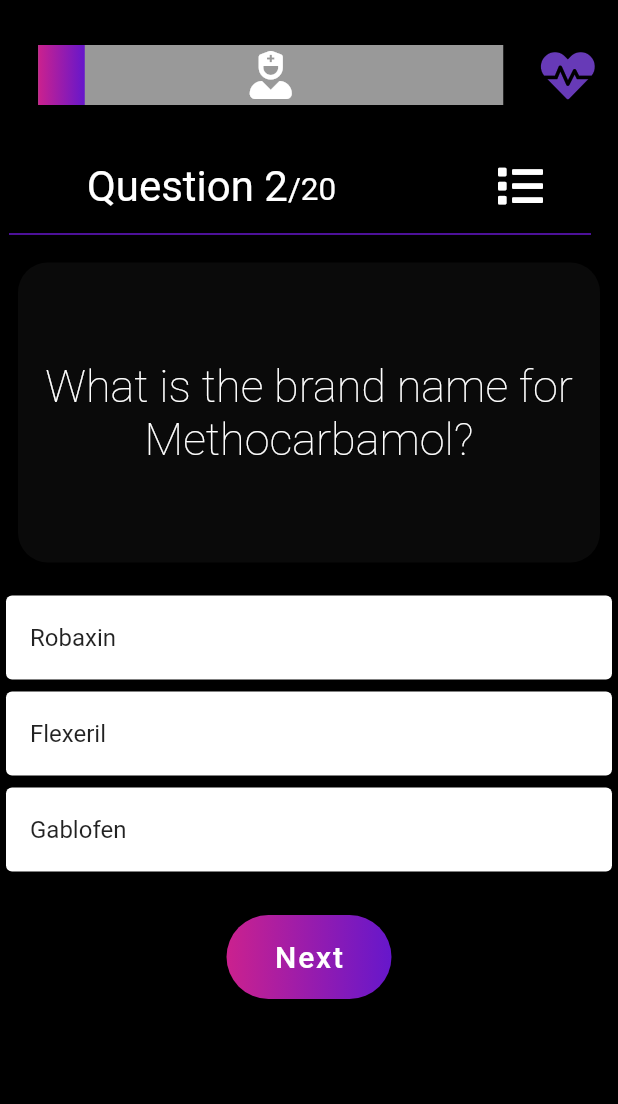
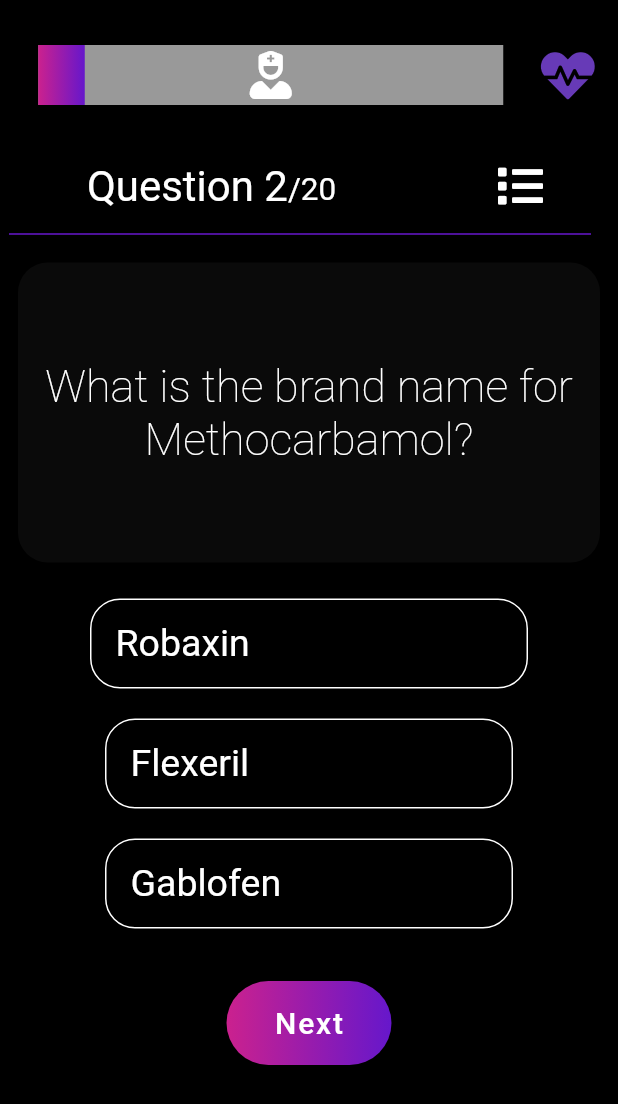
Before and after one commit to kingpush37/pharmu, a Flutter app: the screen it shows after launch, after a tap on "Next", on a phone screen of 412 x 824 dp. Shown: the top 1104 px of the screen. Run offline on Flutter 3.47's test engine with Material 2 defaults, Android fonts, the phone set to English and light mode, and no system bars; drawn by our look-alikes of percent_indicator; our stand-ins replace font_awesome_flutter, google_fonts; Roboto replaces fonts that are missing (Prompt).

Commit message:
refactored quiz questions

```diff
--- a/lib/constants.dart
+++ b/lib/constants.dart
@@ -1,4 +1,28 @@
 import 'package:flutter/material.dart';
+import 'quiz_page.dart';
+import 'package:google_fonts/google_fonts.dart';
+import 'package:font_awesome_flutter/font_awesome_flutter.dart';
 
 const Color kActiveColor = Colors.deepPurple;
 const Color kInactiveColor = Colors.purpleAccent;
+
+Widget customRow = Row(
+mainAxisAlignment: MainAxisAlignment.spaceBetween,
+children: <Widget>[
+Text(
+'text',
+style: GoogleFonts.prompt(
+color: Colors.white,
+fontSize: 20.0,
+),
+),
+IconButton(
+iconSize: 30.0,
+icon: FaIcon(
+Icons.check_circle,
+color: Colors.white //question == Question.ONE ? kActiveColor : kInactiveColor,
+),
+onPressed: null,
+),
+],
+);
--- a/lib/question_database.dart
+++ b/lib/question_database.dart
@@ -1,4 +1,6 @@
 
+
+import 'dart:math';
 
 import 'package:pharm_u/questions.dart';
 
@@ -38,7 +40,7 @@ class QuestionDatabase {
 
   List getAnswer() {
     var list = [_questionBank[count].questionAnswer, _questionBank[count + 1].questionAnswer, _questionBank[count + 2].questionAnswer];
-    list.shuffle();
+    list.shuffle(Random());
     return list;
   }
 
--- a/lib/quiz_page.dart
+++ b/lib/quiz_page.dart
@@ -24,7 +24,7 @@ class QuizPage extends StatefulWidget {
   var count = 1;
   var points = 2;
 
-  Question question;
+ String question;
   Shuffle answer;
 
 
@@ -41,10 +41,13 @@ class QuizPage extends StatefulWidget {
     THIRD,
   }
 
-
+Shuffle shuffle;
 
 class _QuizPageState extends State<QuizPage> {
+  Color selectedColor;
+  bool isSelected = false;
   var getAnswer;
+
 
   @override
   void initState() {
@@ -167,23 +170,90 @@ void answerList() {
               ),
             ),
             SizedBox(
-              height: 6.0,
+              height: 2.0,
             ),
-            Column(
-              children: <Widget>[
-                ListView.builder(
-                  shrinkWrap: true,
-                  itemCount: getAnswer.length,
-                  itemBuilder: (context, index) {
-                    return Card(
-                      child: ListTile(
-                        title: Text(getAnswer[index]),
-                      ),
-                    );
-                  },
-                ),
-              ],
+           /***********
+           * Answers wont work
+            **********/
+            Container(
+              alignment: Alignment.center,
+              margin: EdgeInsets.symmetric(vertical: 10.0, horizontal: 60.0),
+              height: 60.0,
+              decoration: BoxDecoration(
+                border: Border.all(
+                    color: Colors.white, width: 1.0, style: BorderStyle.solid),
+                borderRadius: BorderRadius.circular(20.0),
+              ),
+              child: RadioListTile<Shuffle>(
+                controlAffinity: ListTileControlAffinity.trailing,
+                activeColor: Colors.deepPurpleAccent,
+                  title: Text(getAnswer[0],
+                    //textAlign: TextAlign.center,
+                    style: GoogleFonts.prompt(
+                      color: Colors.white,
+                      fontSize: 25.0,
+                    ),
+                  ),
+                  value: Shuffle.FIRST,
+                  groupValue: shuffle,
+                  selected: true,
+                  onChanged: (Shuffle value) {
+                setState(() {
+                  shuffle = value;
+                });
+              }),
             ),
+            Container(
+              alignment: Alignment.center,
+              margin: EdgeInsets.symmetric(vertical: 10.0, horizontal: 70.0),
+              height: 60.0,
+              decoration: BoxDecoration(
+                border: Border.all(
+                    color: Colors.white, width: 1.0, style: BorderStyle.solid),
+                borderRadius: BorderRadius.circular(20.0),
+              ),
+              child: RadioListTile<Shuffle>(
+                  controlAffinity: ListTileControlAffinity.trailing,
+                  activeColor: Colors.deepPurpleAccent,
+                  title: Text(getAnswer[1],
+                    style: GoogleFonts.prompt(
+                      color: Colors.white,
+                      fontSize: 25.0,
+                    ),),
+                  value: Shuffle.SECOND,
+                  groupValue: shuffle,
+                  onChanged: (Shuffle value) {
+                    setState(() {
+                      shuffle = value;
+                    });
+                  }),
+            ),
+            Container(
+              alignment: Alignment.center,
+              margin: EdgeInsets.symmetric(vertical: 10.0, horizontal: 70.0),
+              height: 60.0,
+              decoration: BoxDecoration(
+                border: Border.all(
+                    color: Colors.white, width: 1.0, style: BorderStyle.solid),
+                borderRadius: BorderRadius.circular(20.0),
+              ),
+              child: RadioListTile<Shuffle>(
+                  controlAffinity: ListTileControlAffinity.trailing,
+                  activeColor: Colors.transparent,
+                  title: Text(getAnswer[2],
+                    style: GoogleFonts.prompt(
+                    color: Colors.white,
+                    fontSize: 25.0,
+                  ),),
+                  value: Shuffle.THIRD,
+                  groupValue: shuffle,
+                  onChanged: (Shuffle value) {
+                    setState(() {
+                      shuffle = value;
+                    });
+                  }),
+            ),
+
             SizedBox(
               height: 25.0,
             ),
@@ -195,6 +265,7 @@ void answerList() {
                   database.nextQuestion();
                   answerList();
                   answerCount++;
+                  shuffle = null;
                   count++;
                   points += 2;
                 });
@@ -218,9 +289,27 @@ void answerList() {
                 ),
               ),
             ),
-          ],
+      ],
         ),
       ),
     );
   }
 }
+
+//Column(
+//children: <Widget>[
+//ListView.builder(
+//shrinkWrap: true,
+//itemCount: getAnswer.length,
+//itemBuilder: (context, index) {
+//return Card(
+//shape: StadiumBorder(side: BorderSide(color: Colors.deepPurpleAccent)),
+//child: ListTile(
+//title: Text(getAnswer[index]),
+//trailing: Radio(value: null, groupValue: null, onChanged: null),
+//),
+//);
+//},
+//),
+//],
+//),
```
